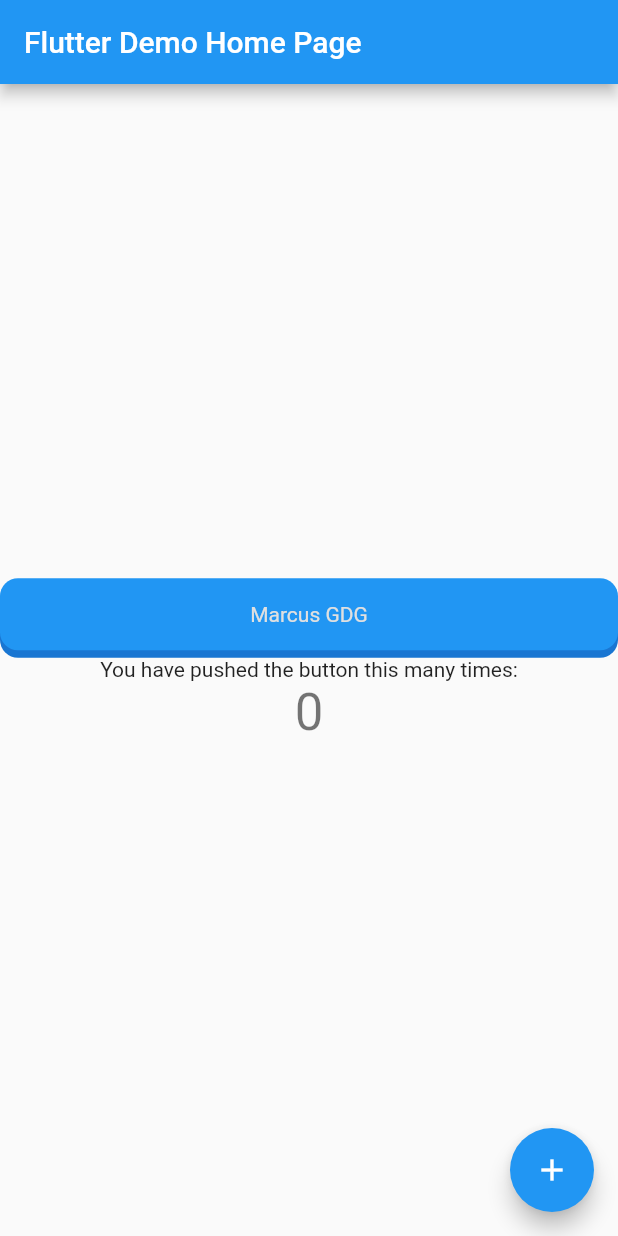
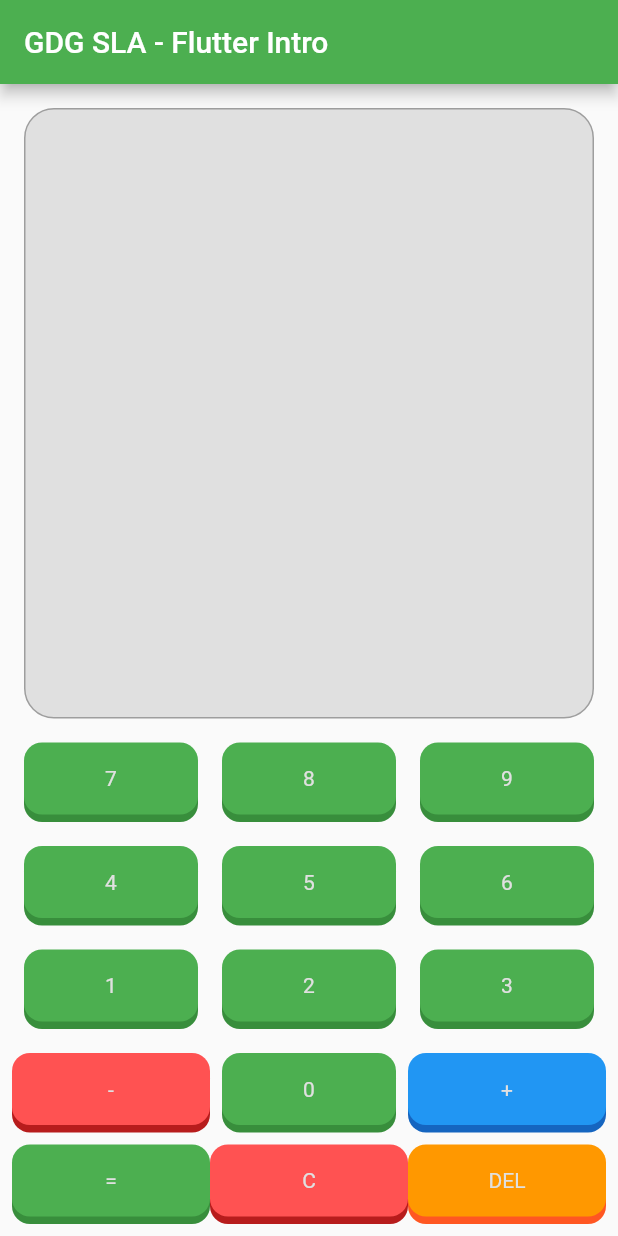
Before and after one commit to gdgsetelagoas/flutter-intro, a Flutter app: the screen it shows after launch, on a phone screen of 412 x 824 dp. Run offline on Flutter 3.47's test engine with Material 2 defaults, Android fonts, the phone set to English and light mode, and no system bars.

Commit message:
Calculadora implementada no encontro

```diff
--- a/lib/main.dart
+++ b/lib/main.dart
@@ -1,4 +1,8 @@
+import 'dart:async';
+
 import 'package:flutter/material.dart';
+import 'package:flutter/cupertino.dart';
+import 'package:flutter_calc/nova_tela.dart';
 import 'package:flutter_calc/widgets/app_button_widget.dart';
 
 void main() => runApp(MyApp());
@@ -10,34 +14,15 @@ class MyApp extends StatelessWidget {
     return MaterialApp(
       title: 'Flutter Demo',
       theme: ThemeData(
-        // This is the theme of your application.
-        //
-        // Try running your application with "flutter run". You'll see the
-        // application has a blue toolbar. Then, without quitting the app, try
-        // changing the primarySwatch below to Colors.green and then invoke
-        // "hot reload" (press "r" in the console where you ran "flutter run",
-        // or simply save your changes to "hot reload" in a Flutter IDE).
-        // Notice that the counter didn't reset back to zero; the application
-        // is not restarted.
-        primarySwatch: Colors.blue,
+        primarySwatch: Colors.green,
       ),
-      home: MyHomePage(title: 'Flutter Demo Home Page'),
+      home: MyHomePage(title: 'GDG SLA - Flutter Intro'),
     );
   }
 }
 
 class MyHomePage extends StatefulWidget {
   MyHomePage({Key key, this.title}) : super(key: key);
-
-  // This widget is the home page of your application. It is stateful, meaning
-  // that it has a State object (defined below) that contains fields that affect
-  // how it looks.
-
-  // This class is the configuration for the state. It holds the values (in this
-  // case the title) provided by the parent (in this case the App widget) and
-  // used by the build method of the State. Fields in a Widget subclass are
-  // always marked "final".
-
   final String title;
 
   @override
@@ -46,71 +31,200 @@ class MyHomePage extends StatefulWidget {
 
 class _MyHomePageState extends State<MyHomePage> {
   int _counter = 0;
+  var _display = "";
+  int primeiroValor = 0;
+  int segundoValor = 0;
+  var _displayRegex = RegExp(r"(\d{0,}) (\-|\+) (\d{0,})");
 
-  void _incrementCounter() {
+  @override
+  Widget build(BuildContext context) {
+    return Scaffold(
+        appBar: AppBar(
+          title: Text(widget.title),
+        ),
+        body: Padding(
+          padding: const EdgeInsets.all(8.0),
+          child: Center(
+            child: Column(
+              mainAxisAlignment: MainAxisAlignment.spaceBetween,
+              children: <Widget>[
+                Expanded(
+                  child: Container(
+                    margin: const EdgeInsets.all(8.0),
+                    padding: const EdgeInsets.all(8.0),
+                    decoration: BoxDecoration(
+                        color: Colors.grey.shade300,
+                        border: Border.all(color: Colors.grey),
+                        borderRadius: BorderRadius.circular(20)),
+                    child: Row(
+                      children: <Widget>[
+                        Text(_display,
+                            style: TextStyle(
+                                color: Colors.grey[900], fontSize: 60))
+                      ],
+                    ),
+                  ),
+                ),
+                Row(
+                  children: <Widget>[
+                    buildButton(7),
+                    buildButton(8),
+                    buildButton(9),
+                  ],
+                ),
+                Row(
+                  children: <Widget>[
+                    buildButton(4),
+                    buildButton(5),
+                    buildButton(6),
+                  ],
+                ),
+                Row(
+                  children: <Widget>[
+                    buildButton(1),
+                    buildButton(2),
+                    buildButton(3),
+                  ],
+                ),
+                Row(
+                  children: <Widget>[
+                    Expanded(
+                      child: AppButton(
+                        text: "-",
+                        backgroundColor: Colors.redAccent,
+                        shadowColor: Colors.red.shade900,
+                        onPressed: _subtrair,
+                      ),
+                    ),
+                    buildButton(0),
+                    Expanded(
+                      child: AppButton(
+                        text: "+",
+                        backgroundColor: Colors.blue,
+                        shadowColor: Colors.blue.shade800,
+                        onPressed: _somar,
+                      ),
+                    ),
+                  ],
+                ),
+                Row(
+                  children: <Widget>[
+                    Expanded(
+                      child: AppButton(
+                        text: "=",
+                        onPressed: _igual,
+                      ),
+                    ),
+                    Expanded(
+                      child: AppButton(
+                        text: "C",
+                        onPressed: _limpar,
+                        backgroundColor: Colors.redAccent,
+                        shadowColor: Colors.red.shade900,
+                      ),
+                    ),
+                    Expanded(
+                      child: AppButton(
+                        text: "DEL",
+                        onPressed: _remover,
+                        backgroundColor: Colors.orange,
+                        shadowColor: Colors.deepOrange,
+                      ),
+                    )
+                  ],
+                )
+              ],
+            ),
+          ),
+        ) // This trailing comma makes auto-formatting nicer for build methods.
+        );
+  }
+
+  void _somar() {
+    if (_display.isEmpty) return;
+    if (_display.contains(RegExp(r"\+"))) return;
     setState(() {
-      // This call to setState tells the Flutter framework that something has
-      // changed in this State, which causes it to rerun the build method below
-      // so that the display can reflect the updated values. If we changed
-      // _counter without calling setState(), then the build method would not be
-      // called again, and so nothing would appear to happen.
-      _counter++;
+      if (_display.contains(RegExp(r"\-"))) {
+        _display.replaceAll(RegExp(r"\-"), "+");
+        return;
+      }
+      _display = "$_display + ";
     });
   }
 
-  @override
-  Widget build(BuildContext context) {
-    // This method is rerun every time setState is called, for instance as done
-    // by the _incrementCounter method above.
-    //
-    // The Flutter framework has been optimized to make rerunning build methods
-    // fast, so that you can just rebuild anything that needs updating rather
-    // than having to individually change instances of widgets.
-    return Scaffold(
-      appBar: AppBar(
-        // Here we take the value from the MyHomePage object that was created by
-        // the App.build method, and use it to set our appbar title.
-        title: Text(widget.title),
-      ),
-      body: Center(
-        // Center is a layout widget. It takes a single child and positions it
-        // in the middle of the parent.
-        child: Column(
-          // Column is also layout widget. It takes a list of children and
-          // arranges them vertically. By default, it sizes itself to fit its
-          // children horizontally, and tries to be as tall as its parent.
-          //
-          // Invoke "debug painting" (press "p" in the console, choose the
-          // "Toggle Debug Paint" action from the Flutter Inspector in Android
-          // Studio, or the "Toggle Debug Paint" command in Visual Studio Code)
-          // to see the wireframe for each widget.
-          //
-          // Column has various properties to control how it sizes itself and
-          // how it positions its children. Here we use mainAxisAlignment to
-          // center the children vertically; the main axis here is the vertical
-          // axis because Columns are vertical (the cross axis would be
-          // horizontal).
-          mainAxisAlignment: MainAxisAlignment.center,
-          children: <Widget>[
-            AppButton(
-              text: "Marcus GDG",
-              onPressed: () {},
-            ),
-            Text(
-              'You have pushed the button this many times:',
-            ),
-            Text(
-              '$_counter',
-              style: Theme.of(context).textTheme.display1,
-            ),
-          ],
+  void _subtrair() {
+    if (_display.isEmpty) return;
+    if (_display.contains(RegExp(r"\-"))) return;
+    setState(() {
+      if (_display.contains(RegExp(r"\+"))) {
+        _display.replaceAll(RegExp(r"\+"), "-");
+        return;
+      }
+      _display = "$_display - ";
+    });
+  }
+
+  Widget buildButton(int num) {
+    return Expanded(
+      child: Padding(
+        padding: const EdgeInsets.all(8.0),
+        child: AppButton(
+          text: "$num",
+          onPressed: () {
+            _addNum(num);
+          },
         ),
       ),
-      floatingActionButton: FloatingActionButton(
-        onPressed: _incrementCounter,
-        tooltip: 'Increment',
-        child: Icon(Icons.add),
-      ), // This trailing comma makes auto-formatting nicer for build methods.
     );
   }
+
+  _limpar() {
+    setState(() {
+      _display = "";
+    });
+  }
+
+  _igual() {
+    setState(() {
+      if (!_displayRegex.hasMatch(_display)) return;
+      var items = _displayRegex.firstMatch(_display).groups([1, 2, 3]);
+      print(items);
+      var res = _calc(items[0], items[1], items[2]);
+      _display = "$_display = $res";
+      Future.delayed(Duration(milliseconds: 1500), () {
+        if (res == "666") {
+          Navigator.of(context)
+              .push(MaterialPageRoute(builder: (c) => GDGTela()));
+        }
+      });
+    });
+  }
+
+  String _calc(String primeiro, String operador, String segundo) {
+    if (operador == "+") {
+      return (int.parse(primeiro) + int.parse(segundo)).toString();
+    } else {
+      return (int.parse(primeiro) - int.parse(segundo)).toString();
+    }
+  }
+
+  void _addNum(int i) {
+    setState(() {
+      _display = "$_display$i";
+    });
+  }
+
+  void _remover() {
+    if (_display.isEmpty) return;
+    if (RegExp(r"\d$").hasMatch(_display)) {
+      setState(() {
+        _display = _display.substring(0, _display.length - 1);
+      });
+    } else {
+      setState(() {
+        _display = _display.trim();
+        _display = _display.substring(0, _display.length - 1).trim();
+      });
+    }
+  }
 }
--- a/pubspec.yaml
+++ b/pubspec.yaml
@@ -37,7 +37,8 @@ flutter:
   uses-material-design: true
 
   # To add assets to your application, add an assets section, like this:
-  # assets:
+  assets:
+    - lib/img/
   #  - images/a_dot_burr.jpeg
   #  - images/a_dot_ham.jpeg
 
```
Also changed, not shown: lib/nova_tela.dart (added, +23 -0 lines), lib/img/gdgsetelagoas.webp (added), res/values/strings_en.arb (added).
